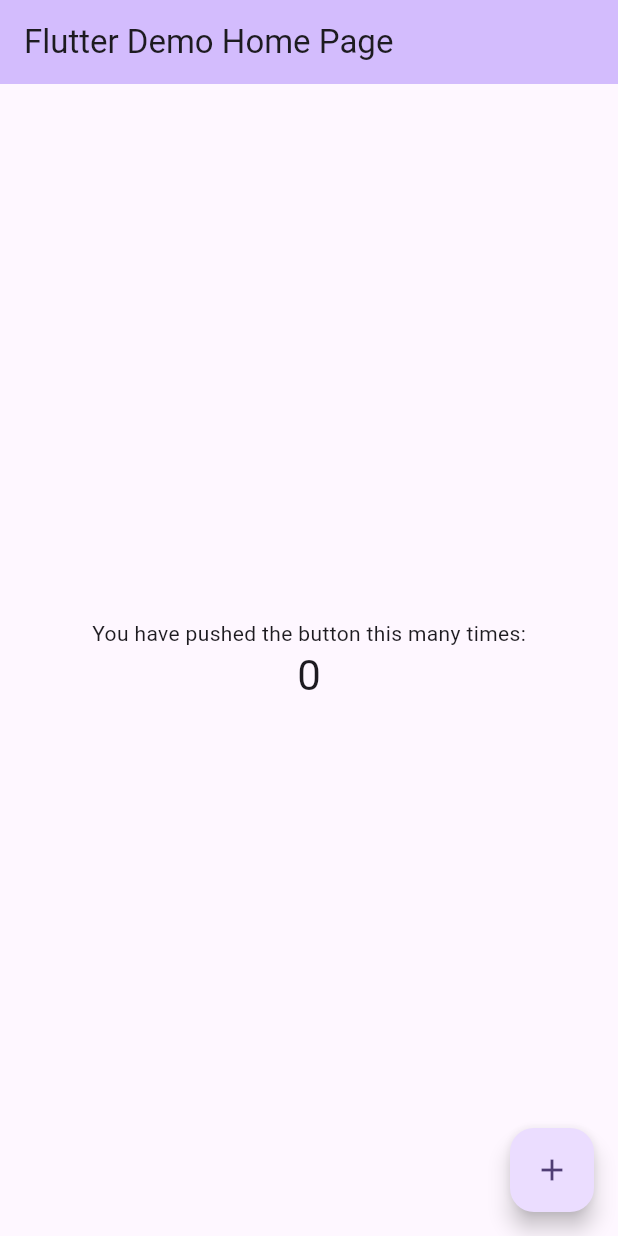
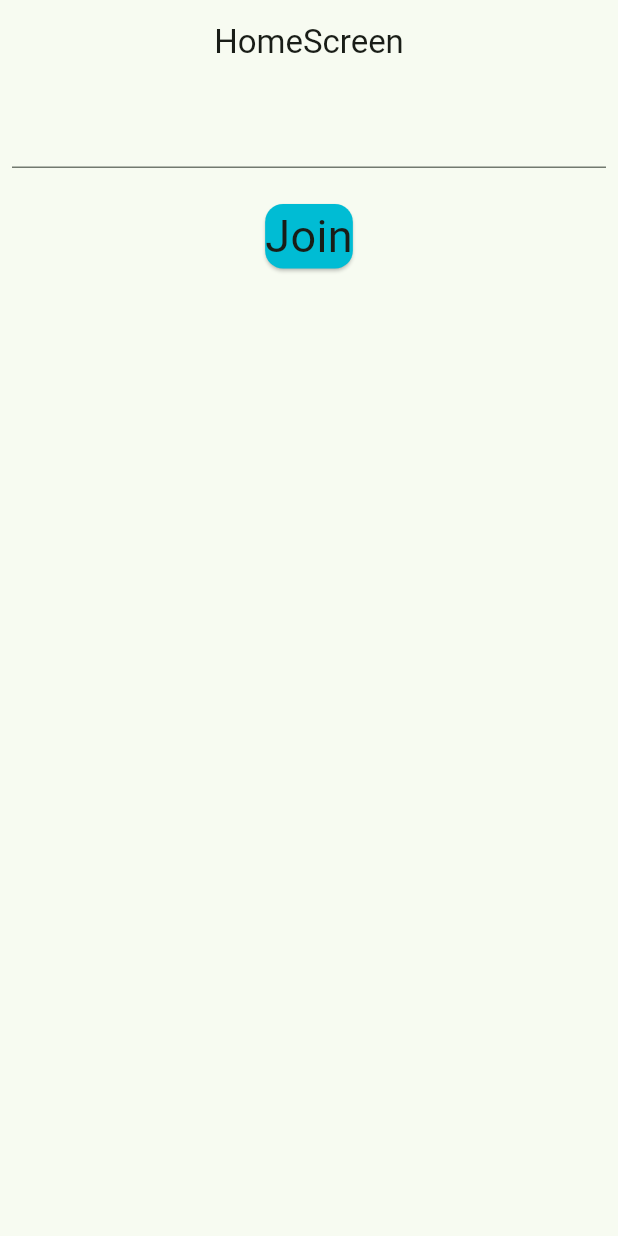
Before and after one commit to 4242x/twentynine, a Flutter app: the screen it shows after launch, on a phone screen of 412 x 824 dp. Run offline on Flutter 3.47's test engine with Material 3 defaults, Android fonts, the light colour scheme and no system bars.

Commit message:
node init

```diff
--- /dev/null
+++ b/lib/home_page.dart
@@ -0,0 +1,29 @@
+import 'package:flutter/material.dart';
+
+class HomePage extends StatelessWidget {
+  const HomePage({super.key});
+
+  @override
+  Widget build(BuildContext context) {
+    return Scaffold(
+      appBar: AppBar(title: Text('HomeScreen'), centerTitle: true),
+      body: Padding(
+        padding: const EdgeInsets.all(8.0),
+        child: Column(
+          children: [
+            TextField(
+              onTapOutside: (event) => {
+                FocusManager.instance.primaryFocus?.unfocus(),
+              },
+            ),
+            SizedBox(height: 20),
+            Card(
+              color: Colors.cyan,
+              child: Text('Join', style: TextStyle(fontSize: 30)),
+            ),
+          ],
+        ),
+      ),
+    );
+  }
+}
--- a/lib/main.dart
+++ b/lib/main.dart
@@ -1,4 +1,5 @@
 import 'package:flutter/material.dart';
+import 'package:twentynine/home_page.dart';
 
 void main() {
   runApp(const MyApp());
@@ -7,116 +8,14 @@ void main() {
 class MyApp extends StatelessWidget {
   const MyApp({super.key});
 
-  // This widget is the root of your application.
   @override
   Widget build(BuildContext context) {
     return MaterialApp(
-      title: 'Flutter Demo',
+      title: 'TwentyNine',
       theme: ThemeData(
-        // This is the theme of your application.
-        //
-        // TRY THIS: Try running your application with "flutter run". You'll see
-        // the application has a purple toolbar. Then, without quitting the app,
-        // try changing the seedColor in the colorScheme below to Colors.green
-        // and then invoke "hot reload" (save your changes or press the "hot
-        // reload" button in a Flutter-supported IDE, or press "r" if you used
-        // the command line to start the app).
-        //
-        // Notice that the counter didn't reset back to zero; the application
-        // state is not lost during the reload. To reset the state, use hot
-        // restart instead.
-        //
-        // This works for code too, not just values: Most code changes can be
-        // tested with just a hot reload.
-        colorScheme: .fromSeed(seedColor: Colors.deepPurple),
+        colorScheme: .fromSeed(seedColor: Colors.green),
       ),
-      home: const MyHomePage(title: 'Flutter Demo Home Page'),
+      home: HomePage(),
     );
   }
 }
-
-class MyHomePage extends StatefulWidget {
-  const MyHomePage({super.key, required this.title});
-
-  // This widget is the home page of your application. It is stateful, meaning
-  // that it has a State object (defined below) that contains fields that affect
-  // how it looks.
-
-  // This class is the configuration for the state. It holds the values (in this
-  // case the title) provided by the parent (in this case the App widget) and
-  // used by the build method of the State. Fields in a Widget subclass are
-  // always marked "final".
-
-  final String title;
-
-  @override
-  State<MyHomePage> createState() => _MyHomePageState();
-}
-
-class _MyHomePageState extends State<MyHomePage> {
-  int _counter = 0;
-
-  void _incrementCounter() {
-    setState(() {
-      // This call to setState tells the Flutter framework that something has
-      // changed in this State, which causes it to rerun the build method below
-      // so that the display can reflect the updated values. If we changed
-      // _counter without calling setState(), then the build method would not be
-      // called again, and so nothing would appear to happen.
-      _counter++;
-    });
-  }
-
-  @override
-  Widget build(BuildContext context) {
-    // This method is rerun every time setState is called, for instance as done
-    // by the _incrementCounter method above.
-    //
-    // The Flutter framework has been optimized to make rerunning build methods
-    // fast, so that you can just rebuild anything that needs updating rather
-    // than having to individually change instances of widgets.
-    return Scaffold(
-      appBar: AppBar(
-        // TRY THIS: Try changing the color here to a specific color (to
-        // Colors.amber, perhaps?) and trigger a hot reload to see the AppBar
-        // change color while the other colors stay the same.
-        backgroundColor: Theme.of(context).colorScheme.inversePrimary,
-        // Here we take the value from the MyHomePage object that was created by
-        // the App.build method, and use it to set our appbar title.
-        title: Text(widget.title),
-      ),
-      body: Center(
-        // Center is a layout widget. It takes a single child and positions it
-        // in the middle of the parent.
-        child: Column(
-          // Column is also a layout widget. It takes a list of children and
-          // arranges them vertically. By default, it sizes itself to fit its
-          // children horizontally, and tries to be as tall as its parent.
-          //
-          // Column has various properties to control how it sizes itself and
-          // how it positions its children. Here we use mainAxisAlignment to
-          // center the children vertically; the main axis here is the vertical
-          // axis because Columns are vertical (the cross axis would be
-          // horizontal).
-          //
-          // TRY THIS: Invoke "debug painting" (choose the "Toggle Debug Paint"
-          // action in the IDE, or press "p" in the console), to see the
-          // wireframe for each widget.
-          mainAxisAlignment: .center,
-          children: [
-            const Text('You have pushed the button this many times:'),
-            Text(
-              '$_counter',
-              style: Theme.of(context).textTheme.headlineMedium,
-            ),
-          ],
-        ),
-      ),
-      floatingActionButton: FloatingActionButton(
-        onPressed: _incrementCounter,
-        tooltip: 'Increment',
-        child: const Icon(Icons.add),
-      ),
-    );
-  }
-}
```
Also changed, not shown: 4 other files.
